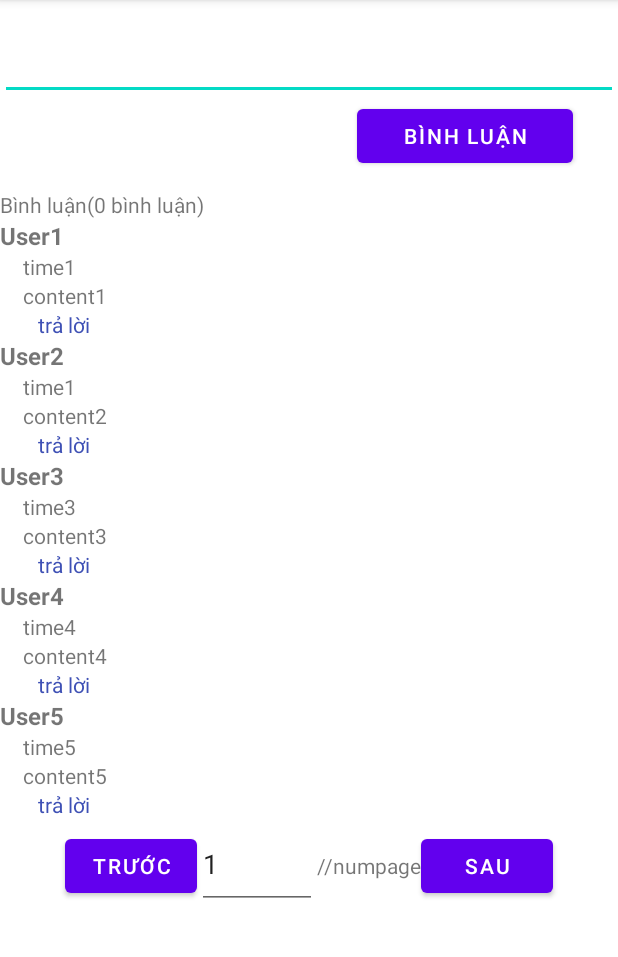
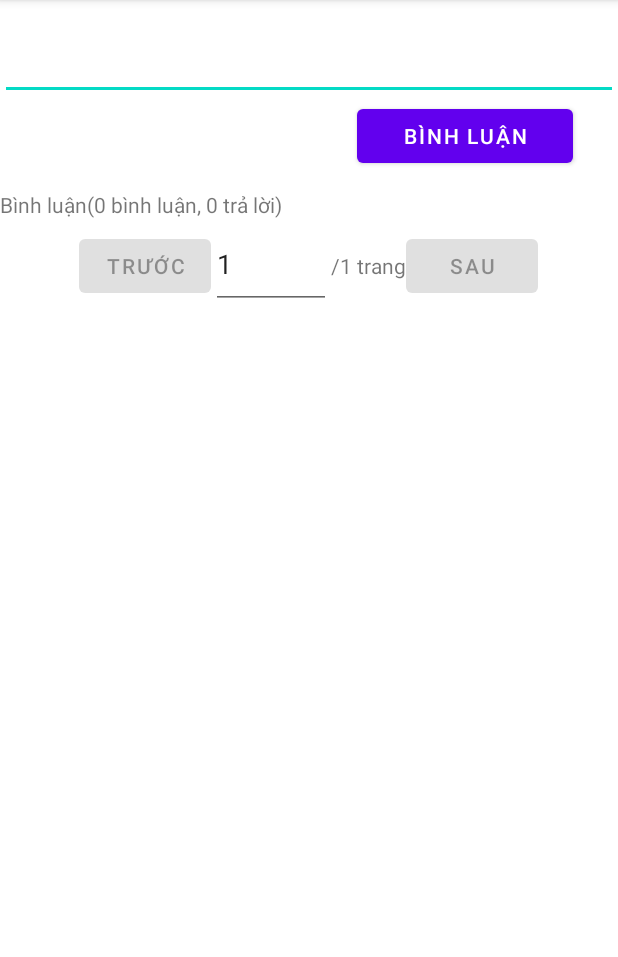
Before and after one commit to vinhcotam/Idea-Food, an Android app: the screen it shows after launch (Module_Chat), on a phone screen of 412 x 824 dp, the part 84-1041 px from its top. Run offline under Robolectric (Android 15) with nearby library versions, the phone set to English and light mode, and no system bars; our stand-ins replace Firebase (no records; nobody signed in at launch, a user with empty details on screens opened directly).

Commit message:
xong phân trang ở bình luận

```diff
--- a/app/src/main/java/com/example/ideafood/Module_Chat.java
+++ b/app/src/main/java/com/example/ideafood/Module_Chat.java
@@ -48,6 +48,7 @@ public class Module_Chat extends AppCompatActivity {
     ArrayList<Comment> fatherList;
     ArrayList<Comment> repList;
     int page = 1;
+    int maxPage = 1;
     ArrayList<Comment> commentList;
     DatabaseReference database;
     //tạo các sự kiện
@@ -78,7 +79,8 @@ public class Module_Chat extends AppCompatActivity {
             @Override
             public void onClick(View v) {
                 page++;
-                LoadComment();
+                checkPage();
+                DisplayComment();
             }
         });
         Button prevpage = findViewById(R.id.prevPage);
@@ -86,7 +88,8 @@ public class Module_Chat extends AppCompatActivity {
             @Override
             public void onClick(View v) {
                 page--;
-                LoadComment();
+                checkPage();
+                DisplayComment();
             }
         });
         EditText enterPage = findViewById(R.id.enterPage);
@@ -95,8 +98,9 @@ public class Module_Chat extends AppCompatActivity {
             public boolean onKey(View v, int keyCode, KeyEvent event) {
                 if ((event.getAction() == KeyEvent.ACTION_DOWN) &&
                         (keyCode == KeyEvent.KEYCODE_ENTER)) {
-                    page = Integer.getInteger(enterPage.getText().toString());
-                    LoadComment();
+                    page = Integer.parseInt(enterPage.getText().toString());
+                    checkPage();
+                    DisplayComment();
                 }
                 return false;
             }
@@ -113,6 +117,33 @@ public class Module_Chat extends AppCompatActivity {
     }
     void ConnectDB(){
         database = FirebaseDatabase.getInstance().getReference();
+    }
+    //kiểm tra xem trang hiện tại đã là min hoặc max chưa
+    void checkPage(){
+        //giới hạn phạm vi
+        if(page<1){
+            page=1;
+        }
+        if(page>maxPage){
+            page=maxPage;
+        }
+        //hiển thị trang hiện tại
+        EditText et = findViewById(R.id.enterPage);
+        et.setText(Integer.toString(page));
+        Button btnext = findViewById(R.id.nextPage);
+        Button btprev = findViewById(R.id.prevPage);
+        if(page==1){
+            btprev.setEnabled(false);
+        }
+        else{
+            btprev.setEnabled(true);
+        }
+        if(page==maxPage){
+            btnext.setEnabled(false);
+        }
+        else{
+            btnext.setEnabled(true);
+        }
     }
     //tải các comment trong post
     void LoadComment(){
@@ -135,6 +166,10 @@ public class Module_Chat extends AppCompatActivity {
                         repList.add(commentList.get(i));
                     }
                 }
+                maxPage = fatherList.size()/5+1;
+                if(maxPage%5==0)
+                    maxPage--;
+                checkPage();
                 DisplayComment();
             }
 
@@ -145,10 +180,13 @@ public class Module_Chat extends AppCompatActivity {
         });
     }
     void DisplayComment(){
-        textView.setText("Bình luận("+commentList.size()+" bình luận)");
+        TextView tv = findViewById(R.id.maxPage);
+        tv.setText("/"+maxPage+" trang");
+        textView.setText("Bình luận("+fatherList.size()+" bình luận, "+repList.size()+" trả lời)");
         setEvent_5comment();
     }
     TextView tvname, tvdate, tvcontent, tvrep;
+    LinearLayout layoutcmt;
     RecyclerView rcv;
     void setEvent_5comment(){
         tvname = findViewById(R.id.username1);
@@ -156,36 +194,43 @@ public class Module_Chat extends AppCompatActivity {
         tvcontent = findViewById(R.id.content1);
         tvrep = findViewById(R.id.rep1);
         rcv = findViewById(R.id.rcv1);
+        layoutcmt = findViewById(R.id.layoutcomment1);
         Display_5comment(0);
         tvname = findViewById(R.id.username2);
         tvdate = findViewById(R.id.time2);
         tvcontent = findViewById(R.id.content2);
         tvrep = findViewById(R.id.rep2);
         rcv = findViewById(R.id.rcv2);
+        layoutcmt = findViewById(R.id.layoutcomment2);
         Display_5comment(1);
         tvname = findViewById(R.id.username3);
         tvdate = findViewById(R.id.time3);
         tvcontent = findViewById(R.id.content3);
         tvrep = findViewById(R.id.rep3);
         rcv = findViewById(R.id.rcv3);
+        layoutcmt = findViewById(R.id.layoutcomment3);
         Display_5comment(2);
         tvname = findViewById(R.id.username4);
         tvdate = findViewById(R.id.time4);
         tvcontent = findViewById(R.id.content4);
         tvrep = findViewById(R.id.rep4);
         rcv = findViewById(R.id.rcv4);
+        layoutcmt = findViewById(R.id.layoutcomment4);
         Display_5comment(3);
         tvname = findViewById(R.id.username5);
         tvdate = findViewById(R.id.time5);
         tvcontent = findViewById(R.id.content5);
         tvrep = findViewById(R.id.rep5);
         rcv = findViewById(R.id.rcv5);
+        layoutcmt = findViewById(R.id.layoutcomment5);
         Display_5comment(4);
     }
     void Display_5comment(int index){
         if((page-1)*5+index>=fatherList.size()){
+            layoutcmt.setVisibility(View.GONE);
             return;
         }
+        layoutcmt.setVisibility(View.VISIBLE);
         tvname.setText(fatherList.get((page-1)*5+index).getUserid());
         tvdate.setText(fatherList.get((page-1)*5+index).getDate());
         tvcontent.setText(fatherList.get((page-1)*5+index).getContent());
--- a/app/src/main/res/layout/activity_module_chat.xml
+++ b/app/src/main/res/layout/activity_module_chat.xml
@@ -282,7 +282,7 @@
             android:orientation="horizontal"
             android:gravity="center_horizontal">
             <Button
-                android:id="@+id/nextPage"
+                android:id="@+id/prevPage"
                 android:layout_width="wrap_content"
                 android:layout_height="wrap_content"
                 android:text="Trước"/>
@@ -299,7 +299,7 @@
                 android:layout_height="wrap_content"
                 android:text="//numpage"/>
             <Button
-                android:id="@+id/prevPage"
+                android:id="@+id/nextPage"
                 android:layout_width="wrap_content"
                 android:layout_height="wrap_content"
                 android:text="Sau"/>
```
